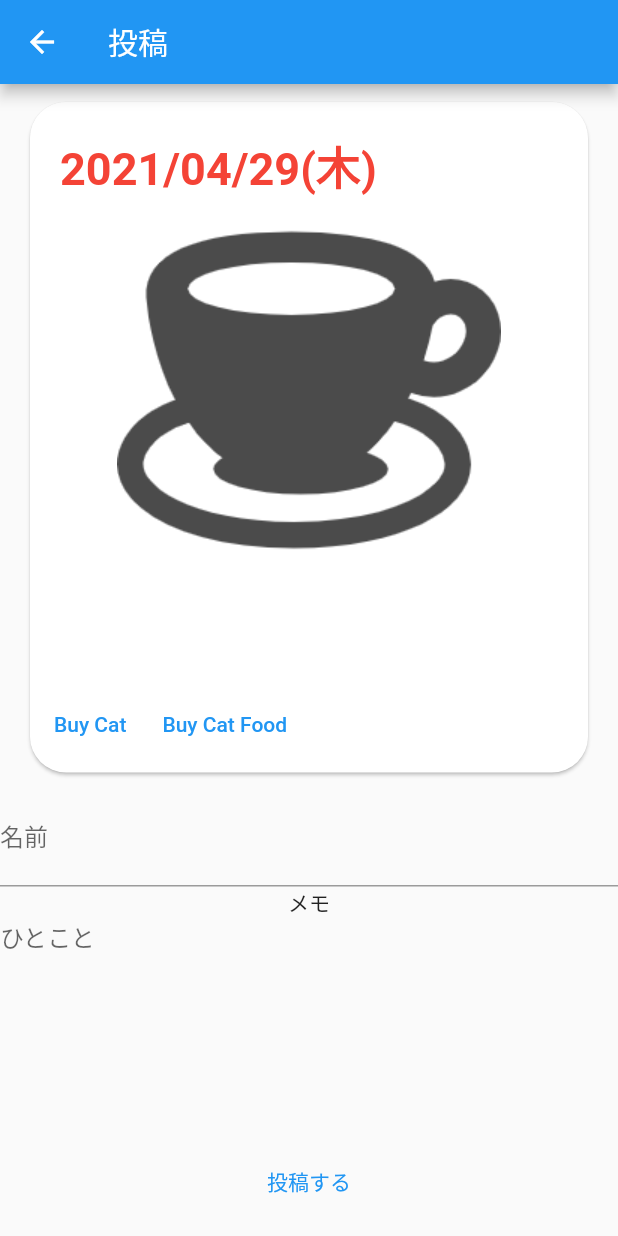
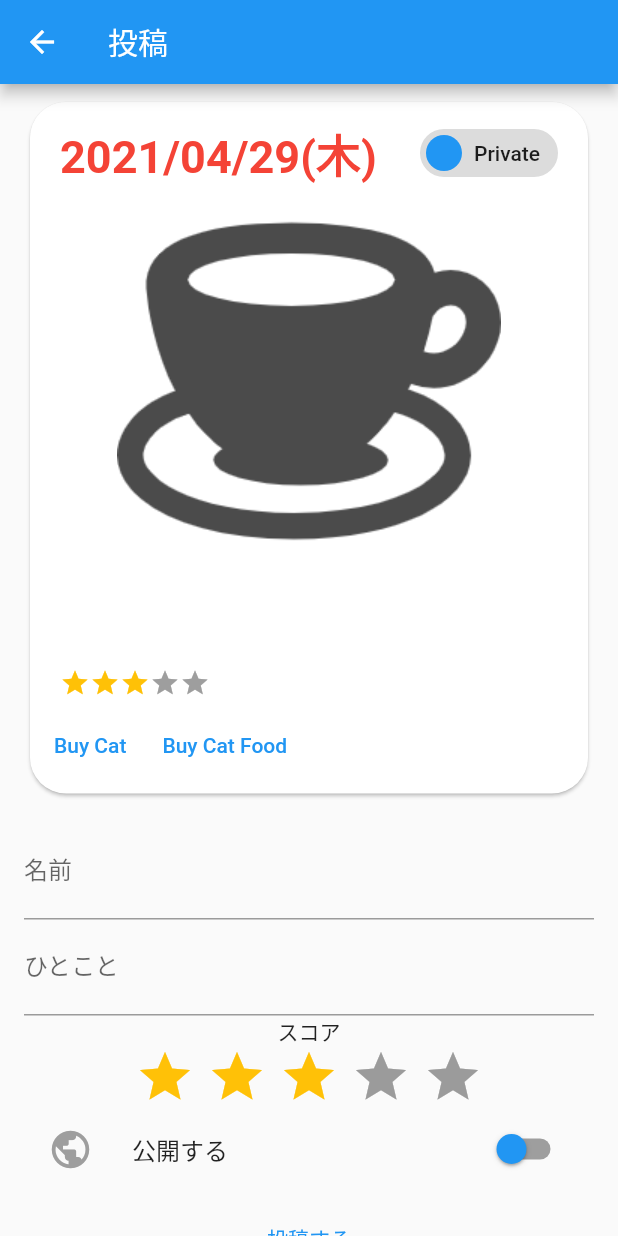
Before and after one commit to y0303noki/coffee_project, a Flutter app: the AddCardPage screen opened directly, on a phone screen of 412 x 824 dp. Run offline on Flutter 3.47's test engine with Material 2 defaults, Android fonts, the phone set to English and light mode, and no system bars; drawn by our look-alikes of flutter_easyloading, flutter_rating_bar; our stand-ins replace cloud_firestore, firebase_auth, firebase_core, google_sign_in; missing offline and left inert: sign_button; accounts and stored records are empty.

Commit message:
ui整理

```diff
--- a/lib/model/coffee.dart
+++ b/lib/model/coffee.dart
@@ -5,6 +5,7 @@ class Coffee {
   int score;
   DateTime coffeeAt;
   String memo;
+  bool isPublic;
   final DocumentReference reference;
 
   // void setName(String name) {
@@ -29,7 +30,8 @@ class Coffee {
         name = map['name'],
         score = map['score'],
         coffeeAt = map['coffeeAt'].toDate(),
-        memo = map['memo'];
+        memo = map['memo'],
+        isPublic = map['isPublic'];
 
   Coffee.fromSnapshot(DocumentSnapshot snapshot)
       : this.fromMap(snapshot.data(), reference: snapshot.reference);
--- a/lib/model/coffee_card.dart
+++ b/lib/model/coffee_card.dart
@@ -2,9 +2,15 @@ class CoffeeCard {
   String name;
   int score;
   String memo;
+  bool isPublic;
   DateTime createdAt;
   DateTime coffeeAt;
   DateTime updatedAt;
-  CoffeeCard(this.name, this.score, this.updatedAt,
-      {this.memo, this.createdAt});
+  CoffeeCard(
+      {this.name,
+      this.score,
+      this.memo,
+      this.isPublic,
+      this.updatedAt,
+      this.createdAt});
 }
--- a/lib/ui/add_card_page.dart
+++ b/lib/ui/add_card_page.dart
@@ -4,6 +4,7 @@ import 'package:coffee_project/ui/list_card.dart';
 import 'package:coffee_project/view_model/card_model.dart';
 import 'package:flutter/material.dart';
 import 'package:flutter/widgets.dart';
+import 'package:flutter_rating_bar/flutter_rating_bar.dart';
 import 'package:provider/provider.dart';
 
 class AddCardPage extends StatelessWidget {
@@ -11,9 +12,12 @@ class AddCardPage extends StatelessWidget {
   // 指定した日付
   DateTime postDate = DateTime.now();
   // 名前
-  String name = '';
+  String _name = '';
   // メモ
   String memo = '';
+  // 公開or非公開
+  bool _isPublic = false;
+  int _score = 3;
 
   @override
   Widget build(BuildContext context) {
@@ -31,9 +35,14 @@ class AddCardPage extends StatelessWidget {
                 Padding(
                   padding: const EdgeInsets.symmetric(
                       horizontal: 16.0, vertical: 8.0),
-                  child:
-                      ListCard(name, postDate, memo, 'A', 'torrance-beach.jpg'),
+                  child: ListCard(_name, postDate, memo, _isPublic, _score, 'A',
+                      'torrance-beach.jpg'),
                 ),
+                Container(
+                  padding: const EdgeInsets.symmetric(
+                      horizontal: 16.0, vertical: 8.0),
+                  child: Column(
+                    children: [
                       TextField(
                         decoration: InputDecoration(
                           labelText: '名前',
@@ -41,28 +50,72 @@ class AddCardPage extends StatelessWidget {
                         ),
                         onChanged: (text) {
                           // TODO: ここで取得したtextを使う
-                    name = text;
+                          _name = text;
                           model.refresh();
                         },
                       ),
-                Text('メモ'),
                       TextField(
-                  maxLines: 8,
-                  decoration: InputDecoration.collapsed(
-                    hintText: 'ひとこと',
+                        decoration: InputDecoration(
+                          labelText: 'ひとこと',
+                          hintText: 'メモ？',
                         ),
                         onChanged: (text) {
+                          // TODO: ここで取得したtextを使う
                           memo = text;
                           model.refresh();
                         },
                       ),
+                      // スコア
+                      Text('スコア'),
+                      RatingBar.builder(
+                        initialRating: 3,
+                        minRating: 1,
+                        direction: Axis.horizontal,
+                        allowHalfRating: false,
+                        itemCount: 5,
+                        itemPadding: EdgeInsets.symmetric(horizontal: 4.0),
+                        itemBuilder: (context, _) => Icon(
+                          Icons.star,
+                          color: Colors.amber,
+                        ),
+                        onRatingUpdate: (rating) {
+                          _score = rating.toInt();
+                          model.refresh();
+                        },
+                      ),
+                      SwitchListTile(
+                        value: _isPublic,
+                        activeColor: Colors.orange,
+                        activeTrackColor: Colors.red,
+                        inactiveThumbColor: Colors.blue,
+                        inactiveTrackColor: Colors.grey,
+                        secondary: Icon(
+                          Icons.public,
+                          color:
+                              _isPublic ? Colors.orange[700] : Colors.grey[500],
+                          size: 30.0,
+                        ),
+                        title: Text('公開する'),
+                        onChanged: (bool e) {
+                          _isPublic = e;
+                          model.refresh();
+                        },
+                      ),
+                    ],
+                  ),
+                ),
                 TextButton(
                   child: Text('投稿する'),
                   onPressed: () {
-                    name = name == '' ? 'nullでした' : name;
+                    _name = _name == '' ? 'nullでした' : _name;
                     DateTime now = DateTime.now();
-                    CoffeeCard addCard = new CoffeeCard(name, 10, now,
-                        memo: memo, createdAt: now);
+                    CoffeeCard addCard = new CoffeeCard(
+                        name: _name,
+                        score: _score,
+                        memo: memo,
+                        isPublic: _isPublic,
+                        updatedAt: now,
+                        createdAt: now);
                     model.addCard(addCard);
                   },
                 ),
--- a/lib/ui/home_page.dart
+++ b/lib/ui/home_page.dart
@@ -29,7 +29,7 @@ class HomePage extends StatelessWidget {
             ),
           );
         },
-        child: const Icon(Icons.navigation),
+        child: const Icon(Icons.add),
         backgroundColor: Colors.green,
       ),
       FloatingActionButton(
--- a/lib/ui/list_card.dart
+++ b/lib/ui/list_card.dart
@@ -1,14 +1,18 @@
 import 'package:coffee_project/utils/date_utility.dart';
 import 'package:flutter/material.dart';
+import 'package:flutter_rating_bar/flutter_rating_bar.dart';
 
 class ListCard extends StatelessWidget {
   final String _name;
   final DateTime _coffeeDate;
   final String _memo;
+  final bool _isPublic;
+  final int _score;
   final String _desc;
   final String _picture;
 
-  ListCard(this._name, this._coffeeDate, this._memo, this._desc, this._picture);
+  ListCard(this._name, this._coffeeDate, this._memo, this._isPublic,
+      this._score, this._desc, this._picture);
 
   @override
   Widget build(BuildContext context) {
@@ -20,9 +24,12 @@ class ListCard extends StatelessWidget {
       ),
       child: Column(
         children: [
-          Row(children: [
+          Row(
+            mainAxisAlignment: MainAxisAlignment.spaceBetween,
+            children: [
               Padding(
-              padding: EdgeInsets.only(top: 20, right: 0, bottom: 0, left: 20),
+                padding:
+                    EdgeInsets.only(top: 10, right: 0, bottom: 0, left: 20),
                 child: Container(
                   child: Text(
                     coffeeDateStr,
@@ -34,7 +41,21 @@ class ListCard extends StatelessWidget {
                   ),
                 ),
               ),
-          ]),
+              Padding(
+                padding:
+                    EdgeInsets.only(top: 10, right: 20, bottom: 0, left: 0),
+                child: Chip(
+                  avatar: CircleAvatar(
+                    backgroundColor: _isPublic != null && _isPublic
+                        ? Colors.orange
+                        : Colors.blue,
+                  ),
+                  label: Text(
+                      _isPublic != null && _isPublic ? 'Public' : 'Private'),
+                ),
+              )
+            ],
+          ),
           Container(
             child: Image.asset('asset/images/coffeeSample.png'),
           ),
@@ -56,6 +77,24 @@ class ListCard extends StatelessWidget {
               style: TextStyle(fontSize: 16),
             ),
           ),
+          Padding(
+            padding: EdgeInsets.only(top: 0, right: 0, bottom: 0, left: 20),
+            child: Row(
+              mainAxisAlignment: MainAxisAlignment.start,
+              children: [
+                RatingBarIndicator(
+                  rating: _score.toDouble(),
+                  itemBuilder: (context, index) => Icon(
+                    Icons.star,
+                    color: Colors.amber,
+                  ),
+                  itemCount: 5,
+                  itemSize: 20.0,
+                  direction: Axis.horizontal,
+                ),
+              ],
+            ),
+          ),
           ButtonBar(
             alignment: MainAxisAlignment.start,
             children: [
--- a/lib/ui/list_card_page.dart
+++ b/lib/ui/list_card_page.dart
@@ -57,13 +57,11 @@ class ListCardPage extends StatelessWidget {
           test.name,
           test.coffeeAt,
           test.memo,
+          test.isPublic,
+          test.score,
           'The best beach in Torrance',
           'torrance-beach.jpg',
         ),
-        // child: ListTile(
-        //   title: Text(test.name), trailing: Text(test.score.toString()),
-        //   onTap: () => {},
-        //   // record.reference.updateData({'votes': FieldValue.increment(1)}),
       ),
     );
   }
--- a/lib/view_model/card_model.dart
+++ b/lib/view_model/card_model.dart
@@ -34,7 +34,7 @@ class CardModel extends ChangeNotifier {
     addObject['name'] = addCoffeeCard.name;
     addObject['score'] = addCoffeeCard.score;
     addObject['memo'] = addCoffeeCard.memo;
-    addObject['isPublic'] = false;
+    addObject['isPublic'] = addCoffeeCard.isPublic;
     addObject['coffeeAt'] = addCoffeeCard.createdAt; // 作成日時と同じにしておく
     addObject['createdAt'] = addCoffeeCard.createdAt;
     addObject['updatedAt'] = addCoffeeCard.updatedAt;
--- a/pubspec.yaml
+++ b/pubspec.yaml
@@ -18,6 +18,7 @@ dependencies:
   sign_button: ^2.0.0
   flutter_easyloading: ^3.0.0
   google_sign_in: ^5.0.2
+  flutter_rating_bar: ^4.0.0
   flutter_localizations:
     sdk: flutter
 
```
Also changed, not shown: pubspec.lock. Lines whose indentation alone changed are shown as unchanged.
